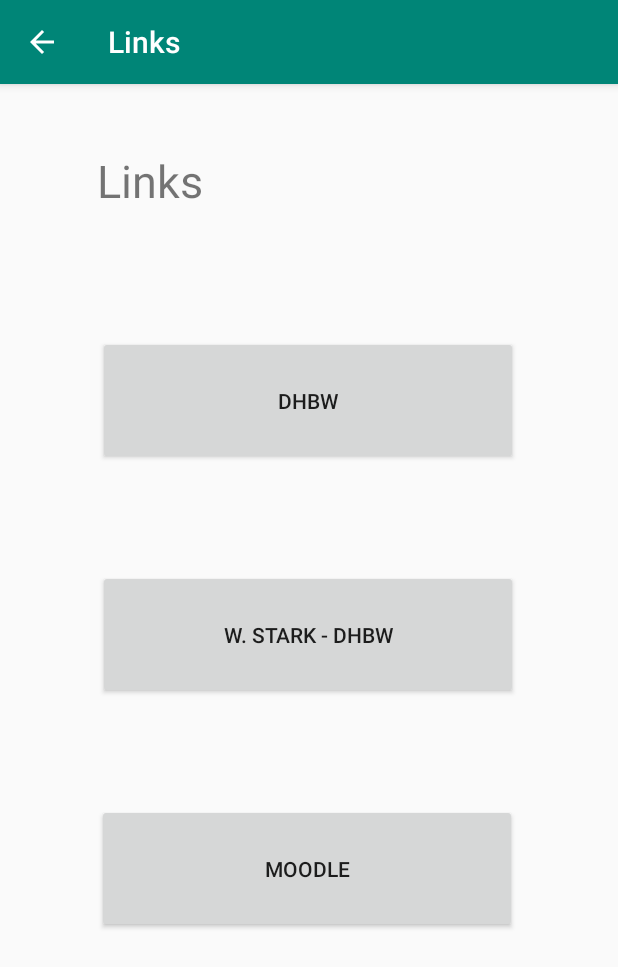
After one commit to NoSpread/dhbw_verwaltung, an Android app: the Links screen opened directly, with no data from a screen before it, on a phone screen of 412 x 824 dp. The commit adds this screen. Shown: the top 967 px of the screen. Run offline under Robolectric (Android 15) with nearby library versions, the phone set to English and light mode, and no system bars.

Commit message:
added links and fixed profile

```diff
--- a/app/src/main/AndroidManifest.xml
+++ b/app/src/main/AndroidManifest.xml
@@ -11,6 +11,14 @@
         android:supportsRtl="true"
         android:theme="@style/AppTheme"
         tools:ignore="GoogleAppIndexingWarning">
+        <activity
+            android:name=".Links"
+            android:label="Links"
+            android:parentActivityName=".MainActivity">
+            <meta-data
+                android:name="android.support.PARENT_ACTIVITY"
+                android:value=".MainActivity" />
+        </activity>
         <activity
             android:name=".Dualis_und_Lernfortschritt"
             android:label="@string/title_activity_dualis_und__lernfortschritt"
@@ -30,8 +38,7 @@
         <activity
             android:name=".Profile"
             android:label="Profil"
-            android:parentActivityName=".MainActivity">
-        </activity>
+            android:parentActivityName=".MainActivity" />
         <activity
             android:name=".MainActivity"
             android:label="@string/app_name"
--- /dev/null
+++ b/app/src/main/java/xyz/nospread/dhbw_verwaltung/Links.kt
@@ -0,0 +1,33 @@
+package xyz.nospread.dhbw_verwaltung
+
+import android.content.Intent
+import android.net.Uri
+import android.support.v7.app.AppCompatActivity
+import android.os.Bundle
+import kotlinx.android.synthetic.main.activity_links.*
+
+class Links : AppCompatActivity() {
+
+    override fun onCreate(savedInstanceState: Bundle?) {
+        super.onCreate(savedInstanceState)
+        setContentView(R.layout.activity_links)
+        openBrowser()
+    }
+
+    fun openBrowser() {
+        dhbw_button.setOnClickListener {
+            intent = Intent(Intent.ACTION_VIEW, Uri.parse("https://www.dhbw-stuttgart.de/home/"))
+            startActivity(intent)
+        }
+        dhbw_button2.setOnClickListener {
+            intent = Intent(Intent.ACTION_VIEW, Uri.parse("http://www.lehre.dhbw-stuttgart.de/~wstark/"))
+            startActivity(intent)
+        }
+
+        dhbw_button3.setOnClickListener {
+            intent = Intent(Intent.ACTION_VIEW, Uri.parse("https://saml.dhbw-stuttgart.de/idp/Authn/UserPassword"))
+            startActivity(intent)
+
+        }
+    }
+}
--- a/app/src/main/java/xyz/nospread/dhbw_verwaltung/MainActivity.kt
+++ b/app/src/main/java/xyz/nospread/dhbw_verwaltung/MainActivity.kt
@@ -83,8 +83,9 @@ class MainActivity : AppCompatActivity(), NavigationView.OnNavigationItemSelecte
                 intent = Intent(this, Dualis_und_Lernfortschritt::class.java)
                 startActivity(intent)
             }
-            R.id.nav_tools -> {
-
+            R.id.nav_links -> {
+                intent = Intent(this, Links::class.java)
+                startActivity(intent)
             }
             R.id.nav_share -> {
 
--- /dev/null
+++ b/app/src/main/res/layout/activity_links.xml
@@ -0,0 +1,69 @@
+<?xml version="1.0" encoding="utf-8"?>
+<android.support.constraint.ConstraintLayout xmlns:android="http://schemas.android.com/apk/res/android"
+    xmlns:app="http://schemas.android.com/apk/res-auto"
+    xmlns:tools="http://schemas.android.com/tools"
+    android:layout_width="match_parent"
+    android:layout_height="match_parent"
+    tools:context=".Links">
+
+    <Button
+        android:id="@+id/dhbw_button"
+        android:layout_width="280dp"
+        android:layout_height="86dp"
+        android:layout_marginStart="8dp"
+        android:layout_marginLeft="8dp"
+        android:layout_marginTop="168dp"
+        android:layout_marginEnd="8dp"
+        android:layout_marginRight="8dp"
+        android:text="dhbw"
+        app:layout_constraintEnd_toEndOf="parent"
+        app:layout_constraintHorizontal_bias="0.495"
+        app:layout_constraintStart_toStartOf="parent"
+        app:layout_constraintTop_toTopOf="parent" />
+
+    <Button
+        android:id="@+id/dhbw_button3"
+        android:layout_width="280dp"
+        android:layout_height="86dp"
+        android:layout_marginStart="8dp"
+        android:layout_marginLeft="8dp"
+        android:layout_marginTop="70dp"
+        android:layout_marginEnd="8dp"
+        android:layout_marginRight="8dp"
+        android:text="Moodle"
+        app:layout_constraintEnd_toEndOf="parent"
+        app:layout_constraintHorizontal_bias="0.486"
+        app:layout_constraintStart_toStartOf="parent"
+        app:layout_constraintTop_toBottomOf="@+id/dhbw_button2" />
+
+    <Button
+        android:id="@+id/dhbw_button2"
+        android:layout_width="280dp"
+        android:layout_height="86dp"
+        android:layout_marginStart="8dp"
+        android:layout_marginLeft="8dp"
+        android:layout_marginTop="70dp"
+        android:layout_marginEnd="8dp"
+        android:layout_marginRight="8dp"
+        android:text="W. Stark - DHBW"
+        app:layout_constraintEnd_toEndOf="parent"
+        app:layout_constraintHorizontal_bias="0.495"
+        app:layout_constraintStart_toStartOf="parent"
+        app:layout_constraintTop_toBottomOf="@+id/dhbw_button" />
+
+    <TextView
+        android:id="@+id/textView9"
+        android:layout_width="283dp"
+        android:layout_height="72dp"
+        android:layout_marginStart="8dp"
+        android:layout_marginLeft="8dp"
+        android:layout_marginEnd="8dp"
+        android:layout_marginRight="8dp"
+        android:layout_marginBottom="8dp"
+        android:text="@string/menu_links"
+        android:textSize="30sp"
+        app:layout_constraintBottom_toTopOf="@+id/dhbw_button"
+        app:layout_constraintEnd_toEndOf="parent"
+        app:layout_constraintStart_toStartOf="parent"
+        app:layout_constraintTop_toTopOf="parent" />
+</android.support.constraint.ConstraintLayout>
--- a/app/src/main/res/menu/activity_main_drawer.xml
+++ b/app/src/main/res/menu/activity_main_drawer.xml
@@ -21,9 +21,9 @@
             android:icon="@drawable/ic_menu_slideshow"
             android:title="@string/menu_dualis" />
         <item
-                android:id="@+id/nav_tools"
-                android:icon="@drawable/ic_menu_manage"
-                android:title="@string/menu_tools"/>
+            android:id="@+id/nav_links"
+            android:icon="@drawable/ic_menu_manage"
+            android:title="@string/menu_links" />
     </group>
 
     <item android:title="Communicate">
--- a/app/src/main/res/values/strings.xml
+++ b/app/src/main/res/values/strings.xml
@@ -8,12 +8,12 @@
     <string name="action_settings">Settings</string>
 
     <string name="menu_home">Home</string>
-    <string name="menu_profile">Profile</string>
+    <string name="menu_profile">Profil</string>
     <string name="menu_slideshow">Slideshow</string>
-    <string name="menu_tools">Tools</string>
+    <string name="menu_links">Links</string>
     <string name="menu_share">Share</string>
     <string name="menu_send">Send</string>
-    <string name="title_activity_profile">Profile</string>
+    <string name="title_activity_profile">Profil</string>
     <string name="title_activity_login">Sign in</string>
     <string name="prompt_email">Email</string>
     <string name="prompt_password">Password</string>
@@ -29,4 +29,5 @@
     <string name="noten">Leistungsübersicht Semester 1\nSchlüsselqualifikation: 2,5\n\nAnalysis I: 3,5\n\nTechnische Informatik (Digitaltechnik): 1,5\n\n
         Grundlagen und Logik: 2,0\n</string>
     <string name="menu_dualis">Notenübersicht</string>
+    <string name="title_activity_wichtige__links">wichtige_Links</string>
 </resources>
```
